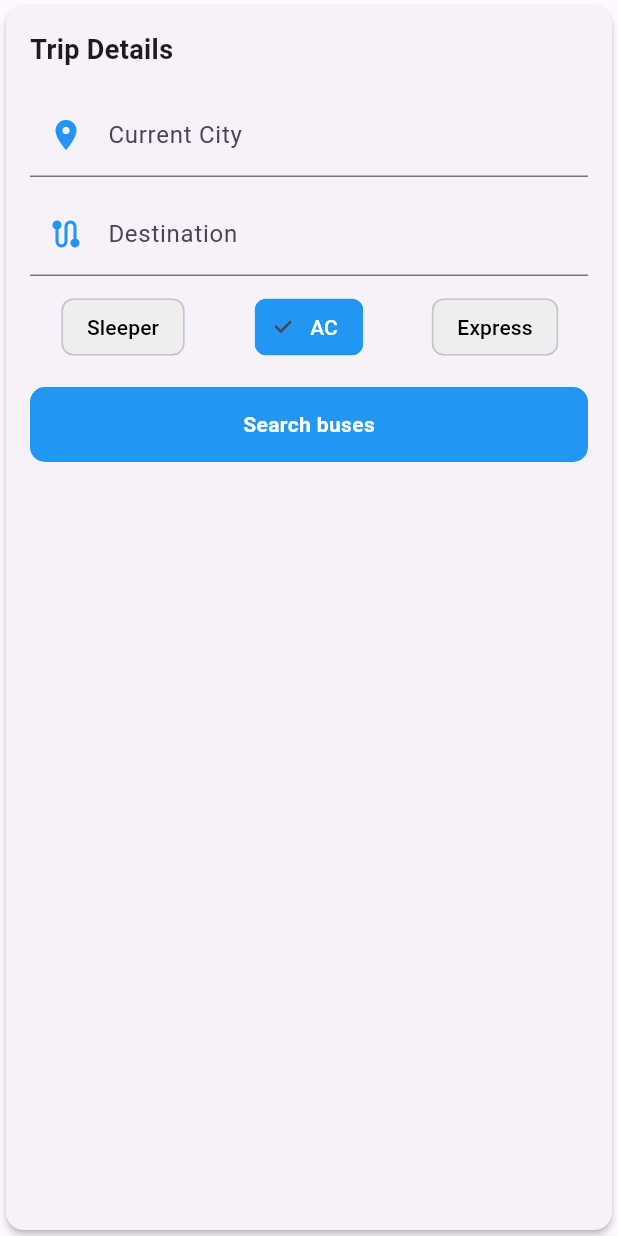
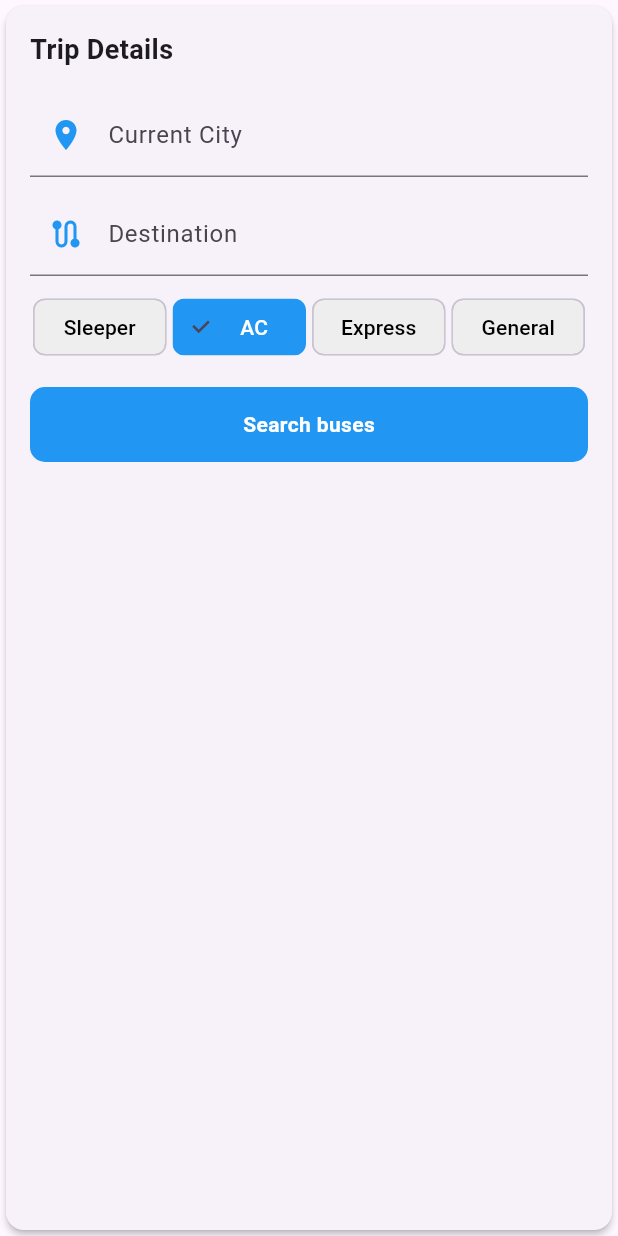
Before and after one commit to harshcoder07-debug/Bus-route, a Flutter app: the Tripdetailcard widget shown alone on an empty page, opened directly, on a phone screen of 412 x 824 dp. Run offline on Flutter 3.47's test engine with Material 3 defaults, Android fonts, the phone set to English and light mode, and no system bars; our stand-ins replace firebase_auth, firebase_core; accounts and stored records are empty; network calls fail.

```diff
--- a/lib/Feature/Search/model/Bus_route_model.dart
+++ b/lib/Feature/Search/model/Bus_route_model.dart
@@ -1,5 +1,3 @@
-import 'package:flutter/material.dart';
-
 class BusRouteModel {
   final String fromcity;
   final String tocity;
@@ -7,7 +5,7 @@ class BusRouteModel {
   final int reviews;
   final double totalreviwews;
   final String frequency;
-  // final String Distace;
+  final String Bustype;
 
   BusRouteModel({
     // required this.Distace,
@@ -16,6 +14,6 @@ class BusRouteModel {
     required this.startingprice,
     required this.reviews,
     required this.totalreviwews,
-    required this.frequency,
+    required this.frequency, required this.Bustype,
   });
 }
--- a/lib/Feature/Search/widget/tripdetailcard.dart
+++ b/lib/Feature/Search/widget/tripdetailcard.dart
@@ -61,14 +61,23 @@ class Tripdetailcard extends StatelessWidget {
             ),
             SizedBox(height: 10),
             Row(
-              children: ["Sleeper", "AC", "Express"].map((type) {
+              children: ["Sleeper", "AC", "Express", "General"].map((type) {
                 final isSelected = viewhome.selectbustype == type;
 
                 return Expanded(
                   child: Padding(
-                    padding: const EdgeInsets.symmetric(horizontal: 4),
+                    padding: const EdgeInsets.symmetric(horizontal: 2),
+                    child: SizedBox(
+                      width: 150,
                       child: ChoiceChip(
-                      label: Text(type),
+                        labelPadding: EdgeInsets.zero,
+                        label: Center(
+                          child: Text(
+                            type,
+                            textAlign: TextAlign.center,
+                            overflow: TextOverflow.ellipsis,
+                          ),
+                        ),
                         selected: isSelected,
                         selectedColor: Colors.blue,
                         backgroundColor: Colors.grey.shade200,
@@ -78,6 +87,7 @@ class Tripdetailcard extends StatelessWidget {
                         onSelected: (_) {
                           viewhome.selectBusType(type);
                         },
+                      ),
                     ),
                   ),
                 );
--- a/lib/Feature/routes/popular_route_list.dart
+++ b/lib/Feature/routes/popular_route_list.dart
@@ -14,7 +14,7 @@ class PopularRouteList extends StatelessWidget {
       itemCount: viewHome.popularRoutes.length,
       separatorBuilder: (_, _) => const SizedBox(height: 12),
       itemBuilder: (context, index) {
-        final route = viewHome.popularRoutes[index];
+        final route = viewHome.popularRoutes[5];
 
         return Container(
           margin: const EdgeInsets.symmetric(horizontal: 12),
--- /dev/null
+++ b/lib/main.dart
@@ -0,0 +1,20 @@
+import 'package:flutter/material.dart';
+
+void main() {
+  runApp(const MainApp());
+}
+
+class MainApp extends StatelessWidget {
+  const MainApp({super.key});
+
+  @override
+  Widget build(BuildContext context) {
+    return const MaterialApp(
+      home: Scaffold(
+        body: Center(
+          child: Text('Hello World!'),
+        ),
+      ),
+    );
+  }
+}
```
Also changed, not shown: lib/Feature/Search/view/Bus_search_screen.dart (+50 -42 lines), lib/Feature/Search/viewmodel/Bus Search_Viewmodel.dart (+27 -7 lines), lib/Feature/Search/widget/Searchdelegate.dart (+17 -3 lines), 1 other file. Lines whose indentation alone changed are shown as unchanged.
